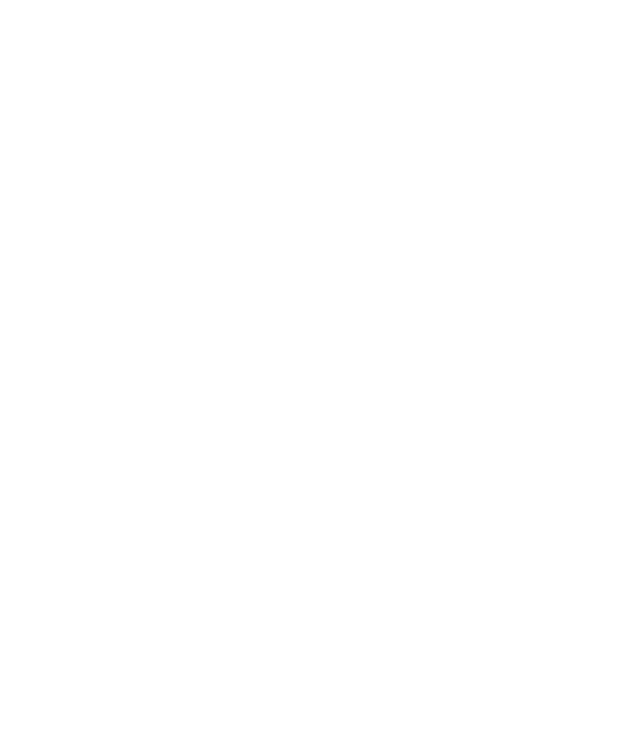
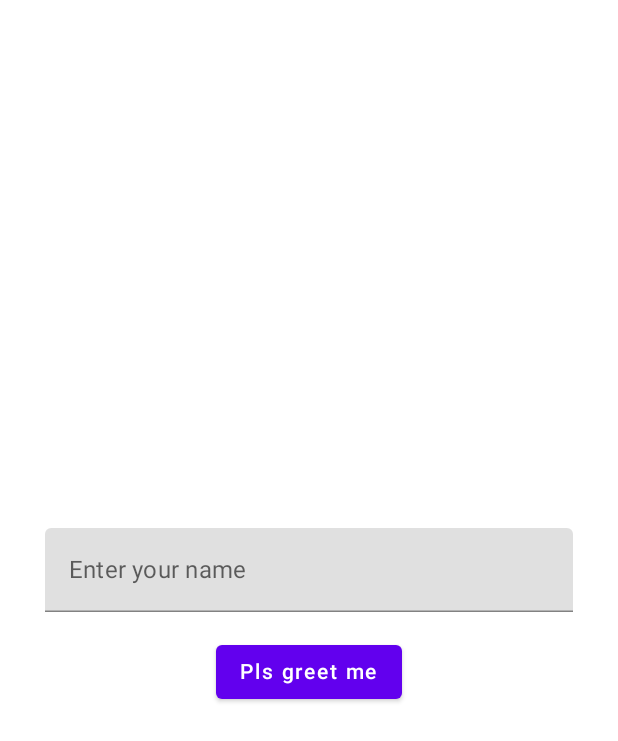
Before and after one commit to levkaantonov/ComposeTraining, an Android app built with Jetpack Compose: the screen it shows after launch (MainActivity), on a phone screen of 412 x 824 dp. Before the commit the part shown is empty. Shown: the top 741 px of the screen. Run offline under Robolectric (Android 15) with nearby library versions, the phone set to English and light mode, and no system bars.

Commit message:
added simple example

```diff
--- a/app/src/main/java/levkaantonov/com/study/composetraining/MainActivity.kt
+++ b/app/src/main/java/levkaantonov/com/study/composetraining/MainActivity.kt
@@ -3,19 +3,62 @@ package levkaantonov.com.study.composetraining
 import android.os.Bundle
 import androidx.activity.ComponentActivity
 import androidx.activity.compose.setContent
-import androidx.compose.material.MaterialTheme
-import androidx.compose.material.Surface
-import androidx.compose.material.Text
-import androidx.compose.runtime.Composable
-import androidx.compose.ui.tooling.preview.Preview
-import levkaantonov.com.study.composetraining.ui.theme.ComposeTrainingTheme
+import androidx.compose.foundation.layout.*
+import androidx.compose.material.*
+import androidx.compose.runtime.mutableStateOf
+import androidx.compose.runtime.*
+import androidx.compose.ui.Alignment
+import androidx.compose.ui.Modifier
+import androidx.compose.ui.unit.dp
+import kotlinx.coroutines.launch
 
 class MainActivity : ComponentActivity() {
     override fun onCreate(savedInstanceState: Bundle?) {
         super.onCreate(savedInstanceState)
         setContent {
-            ComposeTrainingTheme {
-                Surface(color = MaterialTheme.colors.background) {
+            val scaffoldState = rememberScaffoldState()
+            var textFieldState by remember {
+                mutableStateOf("")
+            }
+            val scope = rememberCoroutineScope()
+
+            Scaffold(
+                modifier = Modifier.fillMaxSize(),
+                scaffoldState = scaffoldState
+            ) {
+
+                Column(
+                    horizontalAlignment = Alignment.CenterHorizontally,
+                    verticalArrangement = Arrangement.Center,
+                    modifier = Modifier
+                        .fillMaxSize()
+                        .padding(horizontal = 30.dp)
+                ) {
+
+                    TextField(
+                        value = textFieldState,
+                        label = {
+                            Text("Enter your name")
+                        },
+                        onValueChange = {
+                            textFieldState = it
+                        },
+                        singleLine = true,
+                        modifier = Modifier.fillMaxWidth()
+                    )
+
+                    Spacer(modifier = Modifier.height(16.dp))
+
+                    Button(onClick = {
+                        scope.launch {
+                            scaffoldState.snackbarHostState.showSnackbar(
+                                "Hello $textFieldState"
+                            )
+                        }
+
+                    }) {
+                        Text("Pls greet me")
+                    }
                 }
             }
         }
```
